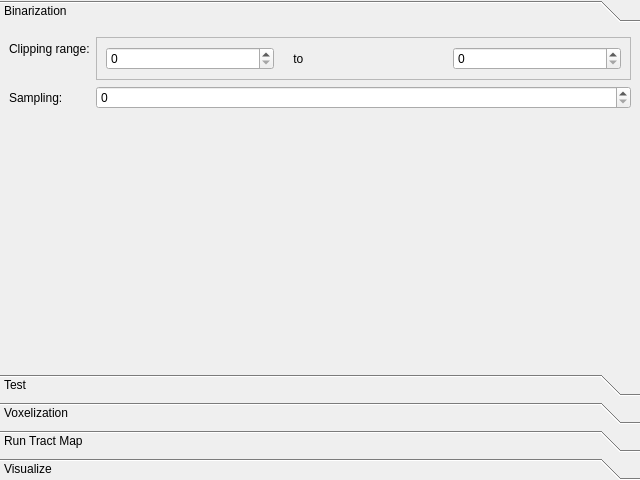
First picture: the form in ClearMap/gui/creator/tract_map_params.ui, repository ClearAnatomics/ClearMap, before the edit.
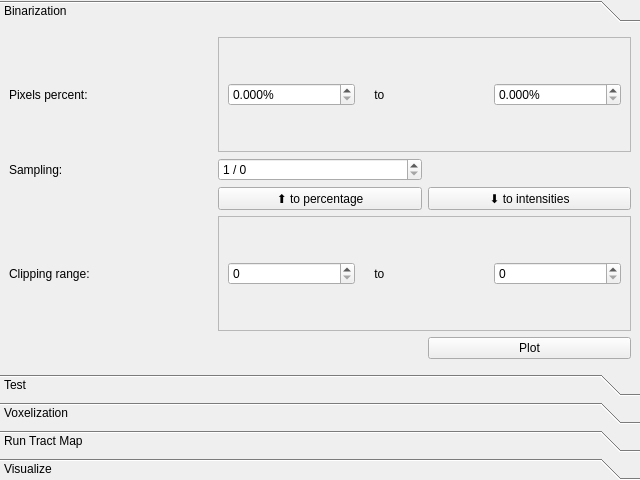
Second picture: the form after the edit. The open tabs and pages were chosen to show the change. Icons and pictures are not drawn.

Commit message: IMPROVEMENT: Adds percentile based clipping to tractmap pipeline

What changed in the file:
```diff
--- a/ClearMap/gui/creator/tract_map_params.ui
+++ b/ClearMap/gui/creator/tract_map_params.ui
@@ -43,15 +43,88 @@
       <attribute name="label">
        <string>Binarization</string>
       </attribute>
-      <layout class="QFormLayout" name="formLayout">
+      <layout class="QGridLayout" name="gridLayout_4">
+       <item row="0" column="1" colspan="2">
+        <widget class="QFrame" name="clippingPixelsPercentDoublet">
+         <property name="frameShape">
+          <enum>QFrame::StyledPanel</enum>
+         </property>
+         <property name="frameShadow">
+          <enum>QFrame::Raised</enum>
+         </property>
+         <layout class="QHBoxLayout" name="horizontalLayout_10">
+          <item>
+           <widget class="QDoubleSpinBox" name="binarizationPixelsPercentLowDoubleSpinBox_2">
+            <property name="suffix">
+             <string>%</string>
+            </property>
+            <property name="decimals">
+             <number>3</number>
+            </property>
+            <property name="maximum">
+             <double>100.000000000000000</double>
+            </property>
+           </widget>
+          </item>
+          <item>
+           <widget class="QLabel" name="label_16">
+            <property name="text">
+             <string>    to</string>
+            </property>
+           </widget>
+          </item>
+          <item>
+           <widget class="QDoubleSpinBox" name="binarizationPixelsPercentHighDoubleSpinBox_3">
+            <property name="suffix">
+             <string>%</string>
+            </property>
+            <property name="decimals">
+             <number>3</number>
+            </property>
+            <property name="maximum">
+             <double>100.000000000000000</double>
+            </property>
+           </widget>
+          </item>
+         </layout>
+        </widget>
+       </item>
        <item row="0" column="0">
+        <widget class="QLabel" name="label_7">
+         <property name="text">
+          <string>Pixels percent:</string>
+         </property>
+        </widget>
+       </item>
+       <item row="6" column="2">
+        <widget class="QPushButton" name="tractMapPlotBinarizationThresholdsPushButton">
+         <property name="text">
+          <string>Plot</string>
+         </property>
+        </widget>
+       </item>
+       <item row="3" column="2">
+        <widget class="QPushButton" name="tractMapComputeClippRangePushButton">
+         <property name="text">
+          <string>⬇ to intensities</string>
+         </property>
+        </widget>
+       </item>
+       <item row="3" column="1">
+        <widget class="QPushButton" name="tractMapComputePixelsPercentRangePushButton">
+         <property name="text">
+          <string>⬆ to percentage</string>
+         </property>
+        </widget>
+       </item>
+       <item row="4" column="0">
         <widget class="QLabel" name="label">
          <property name="text">
           <string>Clipping range:</string>
          </property>
         </widget>
        </item>
-       <item row="0" column="1">
+       <item row="4" column="1" colspan="2">
         <widget class="QFrame" name="clipRangeDoublet">
          <property name="frameShape">
           <enum>QFrame::StyledPanel</enum>
@@ -93,20 +166,23 @@
          </layout>
         </widget>
        </item>
-       <item row="1" column="0">
-        <widget class="QLabel" name="label_2">
-         <property name="text">
-          <string>Sampling:</string>
-         </property>
-        </widget>
-       </item>
-       <item row="1" column="1">
+       <item row="2" column="1">
         <widget class="QSpinBox" name="clippingDecimationRatioSpinBox">
+         <property name="prefix">
+          <string>1 / </string>
+         </property>
          <property name="maximum">
           <number>1000</number>
          </property>
         </widget>
        </item>
+       <item row="2" column="0">
+        <widget class="QLabel" name="label_2">
+         <property name="text">
+          <string>Sampling:</string>
+         </property>
+        </widget>
+       </item>
       </layout>
      </widget>
      <widget class="QWidget" name="page_2">
```
Left out of the diff: 43 changed lines with no effect on the pictures. The commit also changes 6 other files.
